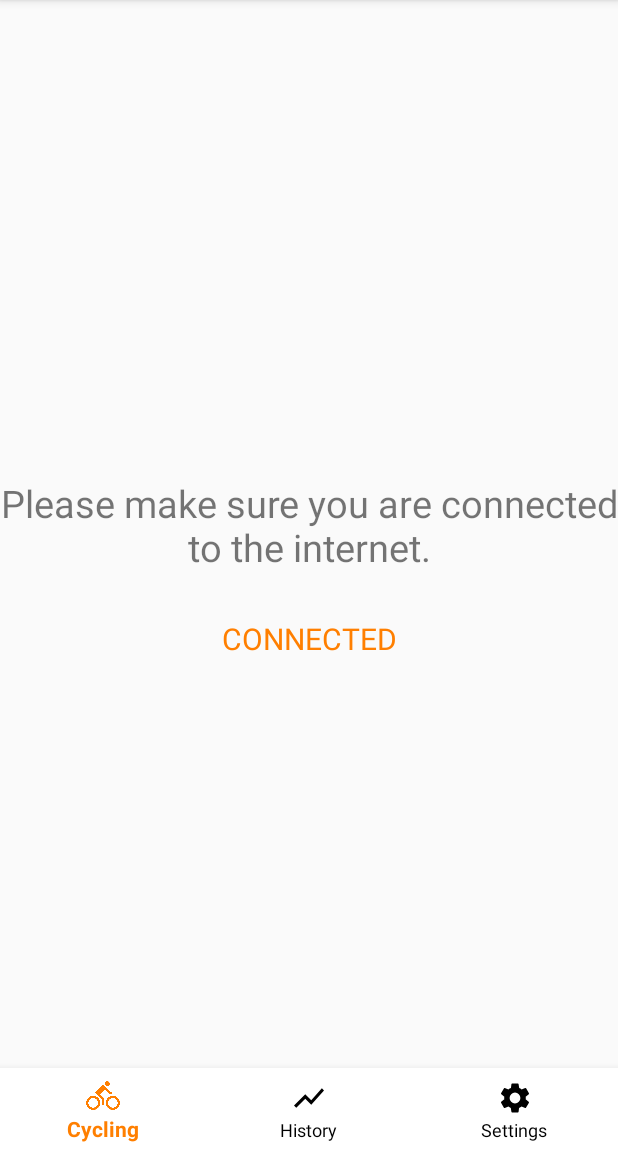
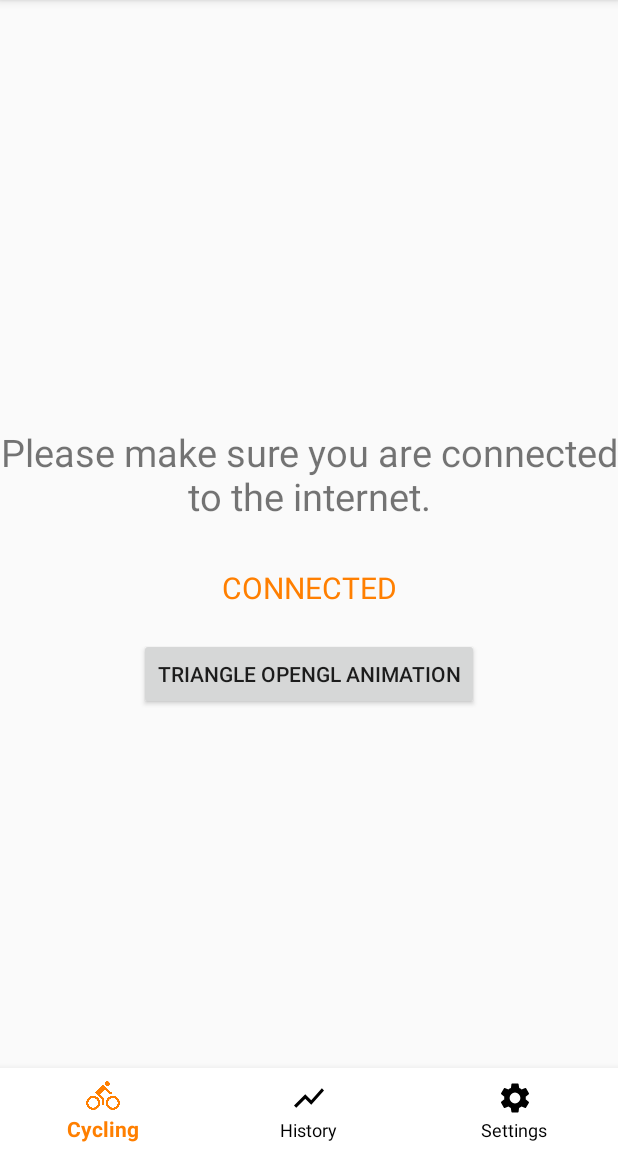
Before and after one commit to khrisnaa3/nyepeda, an Android app: the screen it shows after launch (MainActivity), on a phone screen of 412 x 824 dp, the part 84-1236 px from its top. Run offline under Robolectric (Android 15) with nearby library versions, the phone set to English and light mode, and no system bars; our stand-ins replace Dagger/Hilt's generated code, Timber, navigation-ui; 2 statements that could not run were skipped.

Commit message:
OpenGL DONE

```diff
--- a/app/src/main/java/id/ac/ui/cs/mobileprogramming/stefanus_khrisna/nyepeda/ui/fragments/SetupFragment.kt
+++ b/app/src/main/java/id/ac/ui/cs/mobileprogramming/stefanus_khrisna/nyepeda/ui/fragments/SetupFragment.kt
@@ -24,6 +24,10 @@ class SetupFragment : Fragment(R.layout.fragment_setup) {
         tvContinue.setOnClickListener {
             findNavController().navigate(R.id.action_setupFragment_to_cycleFragment)
         }
+
+        btnGL.setOnClickListener {
+            findNavController().navigate(R.id.action_setupFragment_to_openGlFragment)
+        }
     }
 
 }
--- a/app/src/main/res/layout-land/fragment_setup.xml
+++ b/app/src/main/res/layout-land/fragment_setup.xml
@@ -9,37 +9,48 @@
         android:layout_width="match_parent"
         android:layout_height="match_parent"
         android:layout_gravity="center"
+        android:layout_marginTop="10dp"
+        android:layout_marginBottom="20dp"
         android:gravity="center"
-        android:orientation="vertical"
-        android:layout_marginTop="10dp"
-        android:layout_marginBottom="20dp">
+        android:orientation="vertical">
 
         <TextView
             android:id="@+id/tvStart"
             android:layout_width="match_parent"
             android:layout_height="wrap_content"
             android:layout_marginBottom="30dp"
+            android:gravity="center"
             android:text="@string/warning_internet"
-        android:gravity="center"
             android:textAlignment="center"
             android:textSize="25sp"
             app:layout_constraintBottom_toTopOf="@+id/tilName"
             app:layout_constraintLeft_toLeftOf="parent"
             app:layout_constraintRight_toRightOf="parent"
             app:layout_constraintTop_toTopOf="parent" />
+
         <TextView
             android:id="@+id/tvWelcome"
             android:layout_width="match_parent"
             android:layout_height="wrap_content"
+            android:gravity="center"
             android:text="@string/connected"
+            android:textAlignment="center"
             android:textColor="@color/colorAccent"
-        android:gravity="center"
-        android:textAlignment="center"
             android:textSize="20sp"
             app:layout_constraintBottom_toTopOf="@+id/tilName"
             app:layout_constraintLeft_toLeftOf="parent"
             app:layout_constraintRight_toRightOf="parent"
             app:layout_constraintTop_toTopOf="parent" />
+
+        <Button
+            android:id="@+id/btnGL"
+            android:layout_width="wrap_content"
+            android:layout_height="wrap_content"
+            android:layout_gravity="center"
+            android:layout_marginTop="20dp"
+            android:gravity="center"
+            android:text="Triangle OpenGL Animation"
+            app:layout_constraintBottom_toTopOf="@+id/tvWelcome" />
     </LinearLayout>
 
 
--- a/app/src/main/res/layout-sw600dp/fragment_setup.xml
+++ b/app/src/main/res/layout-sw600dp/fragment_setup.xml
@@ -9,37 +9,48 @@
         android:layout_width="match_parent"
         android:layout_height="match_parent"
         android:layout_gravity="center"
+        android:layout_marginTop="10dp"
+        android:layout_marginBottom="20dp"
         android:gravity="center"
-        android:orientation="vertical"
-        android:layout_marginTop="10dp"
-        android:layout_marginBottom="20dp">
+        android:orientation="vertical">
 
         <TextView
             android:id="@+id/tvStart"
             android:layout_width="match_parent"
             android:layout_height="wrap_content"
             android:layout_marginBottom="30dp"
+            android:gravity="center"
             android:text="@string/warning_internet"
-        android:gravity="center"
             android:textAlignment="center"
             android:textSize="25sp"
             app:layout_constraintBottom_toTopOf="@+id/tilName"
             app:layout_constraintLeft_toLeftOf="parent"
             app:layout_constraintRight_toRightOf="parent"
             app:layout_constraintTop_toTopOf="parent" />
+
         <TextView
             android:id="@+id/tvWelcome"
             android:layout_width="match_parent"
             android:layout_height="wrap_content"
+            android:gravity="center"
             android:text="@string/connected"
+            android:textAlignment="center"
             android:textColor="@color/colorAccent"
-        android:gravity="center"
-        android:textAlignment="center"
             android:textSize="20sp"
             app:layout_constraintBottom_toTopOf="@+id/tilName"
             app:layout_constraintLeft_toLeftOf="parent"
             app:layout_constraintRight_toRightOf="parent"
             app:layout_constraintTop_toTopOf="parent" />
+
+        <Button
+            android:id="@+id/btnGL"
+            android:layout_width="wrap_content"
+            android:layout_height="wrap_content"
+            android:layout_gravity="center"
+            android:layout_marginTop="20dp"
+            android:gravity="center"
+            android:text="Triangle OpenGL Animation"
+            app:layout_constraintBottom_toTopOf="@+id/tvWelcome" />
     </LinearLayout>
 
 
--- /dev/null
+++ b/app/src/main/res/layout/fragment_open_gl.xml
@@ -0,0 +1,6 @@
+<?xml version="1.0" encoding="utf-8"?>
+<androidx.constraintlayout.widget.ConstraintLayout
+    xmlns:android="http://schemas.android.com/apk/res/android" android:layout_width="match_parent"
+    android:layout_height="match_parent">
+
+</androidx.constraintlayout.widget.ConstraintLayout>
--- a/app/src/main/res/layout/fragment_setup.xml
+++ b/app/src/main/res/layout/fragment_setup.xml
@@ -9,37 +9,48 @@
         android:layout_width="match_parent"
         android:layout_height="match_parent"
         android:layout_gravity="center"
+        android:layout_marginTop="10dp"
+        android:layout_marginBottom="20dp"
         android:gravity="center"
-        android:orientation="vertical"
-        android:layout_marginTop="10dp"
-        android:layout_marginBottom="20dp">
+        android:orientation="vertical">
 
         <TextView
             android:id="@+id/tvStart"
             android:layout_width="match_parent"
             android:layout_height="wrap_content"
             android:layout_marginBottom="30dp"
+            android:gravity="center"
             android:text="@string/warning_internet"
-        android:gravity="center"
             android:textAlignment="center"
             android:textSize="25sp"
             app:layout_constraintBottom_toTopOf="@+id/tilName"
             app:layout_constraintLeft_toLeftOf="parent"
             app:layout_constraintRight_toRightOf="parent"
             app:layout_constraintTop_toTopOf="parent" />
+
         <TextView
             android:id="@+id/tvWelcome"
             android:layout_width="match_parent"
             android:layout_height="wrap_content"
+            android:gravity="center"
             android:text="@string/connected"
+            android:textAlignment="center"
             android:textColor="@color/colorAccent"
-        android:gravity="center"
-        android:textAlignment="center"
             android:textSize="20sp"
             app:layout_constraintBottom_toTopOf="@+id/tilName"
             app:layout_constraintLeft_toLeftOf="parent"
             app:layout_constraintRight_toRightOf="parent"
             app:layout_constraintTop_toTopOf="parent" />
+
+        <Button
+            android:id="@+id/btnGL"
+            android:layout_width="wrap_content"
+            android:layout_height="wrap_content"
+            android:layout_gravity="center"
+            android:layout_marginTop="20dp"
+            android:gravity="center"
+            android:text="Triangle OpenGL Animation"
+            app:layout_constraintBottom_toTopOf="@+id/tvWelcome" />
     </LinearLayout>
 
 
--- a/app/src/main/res/navigation/nav_graph.xml
+++ b/app/src/main/res/navigation/nav_graph.xml
@@ -25,6 +25,9 @@
         <action
             android:id="@+id/action_setupFragment_to_cycleFragment"
             app:destination="@id/cycleFragment" />
+        <action
+            android:id="@+id/action_setupFragment_to_openGlFragment"
+            app:destination="@id/openGlFragment" />
     </fragment>
     <fragment
         android:id="@+id/statisticsFragment"
@@ -46,4 +49,8 @@
         android:id="@+id/noPermissionFragment"
         android:name="id.ac.ui.cs.mobileprogramming.stefanus_khrisna.nyepeda.ui.fragments.NoPermissionFragment"
         android:label="NoPermissionFragment" />
+    <fragment
+        android:id="@+id/openGlFragment"
+        android:name="id.ac.ui.cs.mobileprogramming.stefanus_khrisna.nyepeda.openGL.OpenGlFragment"
+        android:label="OpenGlFragment" />
 </navigation>
```
Also changed, not shown: app/src/main/java/id/ac/ui/cs/mobileprogramming/stefanus_khrisna/nyepeda/openGL/GLSLShaders.kt (added, +28 -0 lines), app/src/main/java/id/ac/ui/cs/mobileprogramming/stefanus_khrisna/nyepeda/openGL/MyGLShapes.kt (added, +84 -0 lines), app/src/main/java/id/ac/ui/cs/mobileprogramming/stefanus_khrisna/nyepeda/openGL/MyGLSurfaceView.kt (added, +79 -0 lines), app/src/main/java/id/ac/ui/cs/mobileprogramming/stefanus_khrisna/nyepeda/openGL/MyGLUtil.kt (added, +89 -0 lines), app/src/main/java/id/ac/ui/cs/mobileprogramming/stefanus_khrisna/nyepeda/openGL/OpenGlFragment.kt (added, +25 -0 lines). Lines whose indentation alone changed are shown as unchanged.
